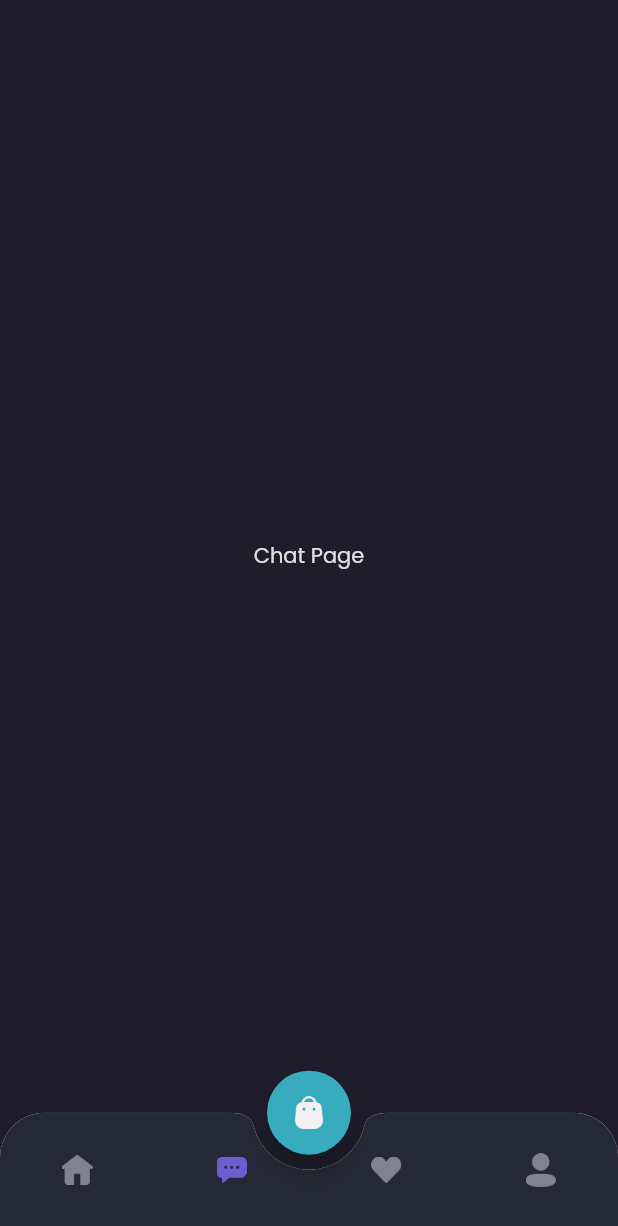
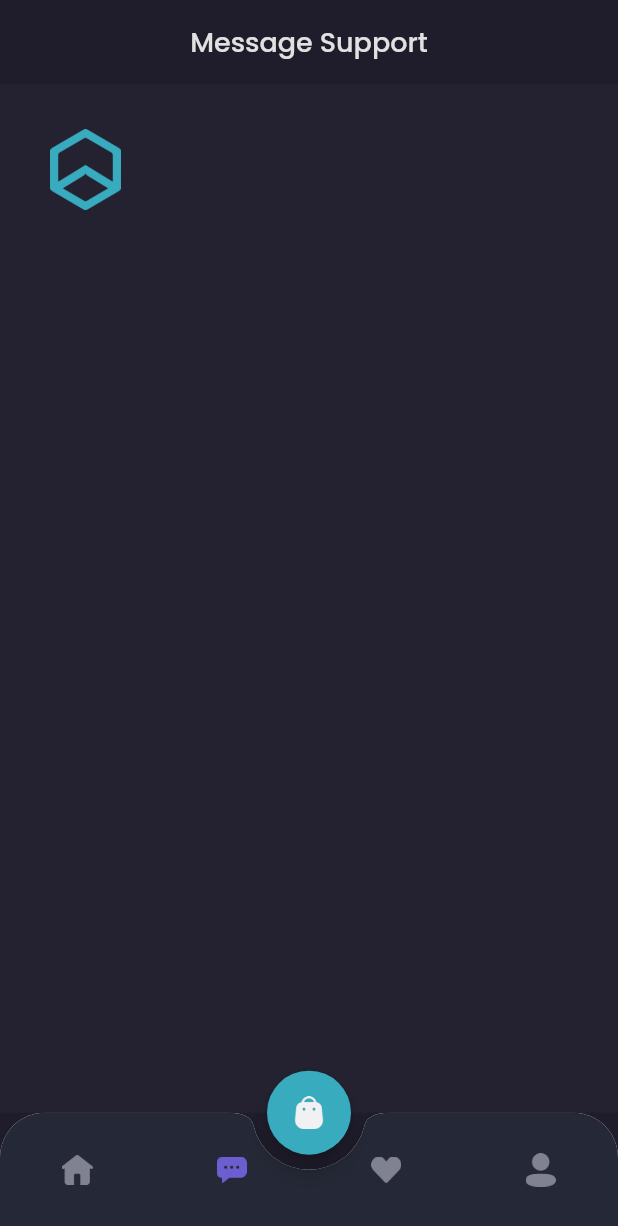
Before and after one commit to TOGICANDRA2734/shamo, a Flutter app: the MainPage screen opened by its route, item 2 of the bottom bar chosen, on a phone screen of 412 x 824 dp. Shown: the top 1226 px of the screen. Run offline on Flutter 3.47's test engine with Material 2 defaults, Android fonts, the phone set to English and light mode, and no system bars; our stand-ins replace google_fonts.

Commit message:
Adding CHat Page and Product

```diff
--- a/lib/pages/chat_page.dart
+++ b/lib/pages/chat_page.dart
@@ -1,14 +1,88 @@
 import 'package:flutter/material.dart';
 import 'package:shamo/theme.dart';
+import 'package:shamo/widgets/chat_tile.dart';
 
 class ChatPage extends StatelessWidget {
-  @override
-  Widget build(BuildContext context) {
-    return Center(
-      child: Text(
-        "Chat Page",
-        style: primaryTextStyle,
+  Widget header() {
+    return AppBar(
+      backgroundColor: bgColor1,
+      centerTitle: true,
+      elevation: 0,
+      automaticallyImplyLeading: false,
+      title: Text(
+        "Message Support",
+        style: primaryTextStyle.copyWith(
+          fontSize: 18,
+          fontWeight: medium,
+        ),
       ),
     );
   }
+
+  Widget emptyChat() {
+    return Expanded(
+      child: Container(
+        color: bgColor3,
+        width: double.infinity,
+        child: Column(
+          mainAxisAlignment: MainAxisAlignment.center,
+          children: [
+            Image.asset(
+              "assets/headset_icon.png",
+              width: 80,
+              height: 80,
+            ),
+            SizedBox(height: 20),
+            Text(
+              "Opss no message yet?",
+              style:
+                  primaryTextStyle.copyWith(fontSize: 16, fontWeight: medium),
+            ),
+            SizedBox(height: 12),
+            Text(
+              "You have never done a transaction",
+              style: subtitleTextStyle.copyWith(fontSize: 14),
+            ),
+            Container(
+                margin: EdgeInsets.only(top: 20),
+                width: 150,
+                height: 50,
+                child: TextButton(
+                  onPressed: () {},
+                  style: TextButton.styleFrom(
+                    backgroundColor: primaryColor,
+                  ),
+                  child: Text(
+                    "Explore Store",
+                    style: primaryTextStyle.copyWith(
+                        fontSize: 18, fontWeight: medium),
+                  ),
+                )),
+          ],
+        ),
+      ),
+    );
+  }
+
+  Widget content() {
+    return Expanded(
+      child: Container(
+        color: bgColor3,
+        width: double.infinity,
+        child: ListView(
+          padding: EdgeInsets.symmetric(
+            horizontal: defaultMargin,
+          ),
+          children: [ChatTile()],
+        ),
+      ),
+    );
+  }
+
+  @override
+  Widget build(BuildContext context) {
+    return Column(
+      children: [header(), content()],
+    );
+  }
 }
--- /dev/null
+++ b/lib/widgets/chat_tile.dart
@@ -0,0 +1,23 @@
+import 'package:flutter/material.dart';
+import 'package:shamo/theme.dart';
+
+class ChatTile extends StatelessWidget {
+  @override
+  Widget build(BuildContext context) {
+    return Container(
+        margin: EdgeInsets.only(top: defaultMargin),
+        child: Column(
+          children: [
+            Row(
+              children: [
+                Image.asset(
+                  "assets/icon_splash.png",
+                  width: 54,
+                  height: 54,
+                )
+              ],
+            )
+          ],
+        ));
+  }
+}
```
Also changed, not shown: lib/pages/home_page.dart (+31 -5 lines), lib/pages/product_tile.dart (added, +59 -0 lines), assets/headset.png (added), assets/headset_icon.png (added).
